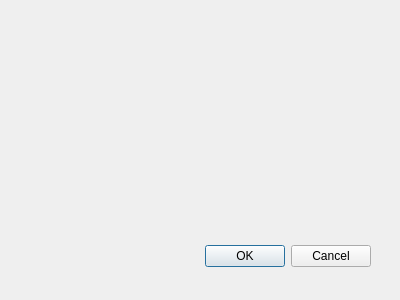
The window that PY/untitled.ui (haoca/test1) describes before a commit, drawn with Qt 5.
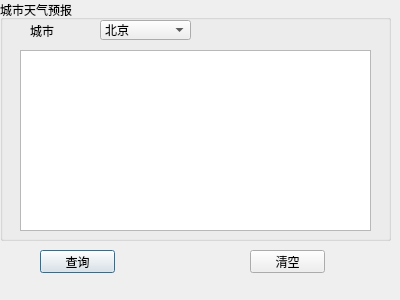
The same window after the commit.

Patch:
```diff
--- a/PY/untitled.ui
+++ b/PY/untitled.ui
@@ -13,20 +13,103 @@
   <property name="windowTitle">
    <string>Dialog</string>
   </property>
-  <widget class="QDialogButtonBox" name="buttonBox">
+  <widget class="QGroupBox" name="groupBox">
    <property name="geometry">
     <rect>
-     <x>30</x>
-     <y>240</y>
-     <width>341</width>
-     <height>32</height>
+     <x>0</x>
+     <y>0</y>
+     <width>391</width>
+     <height>241</height>
     </rect>
    </property>
-   <property name="orientation">
-    <enum>Qt::Horizontal</enum>
+   <property name="title">
+    <string>城市天气预报</string>
    </property>
-   <property name="standardButtons">
-    <set>QDialogButtonBox::Cancel|QDialogButtonBox::Ok</set>
+   <widget class="QTextEdit" name="textEdit">
+    <property name="geometry">
+     <rect>
+      <x>20</x>
+      <y>50</y>
+      <width>351</width>
+      <height>181</height>
+     </rect>
+    </property>
+   </widget>
+   <widget class="QComboBox" name="comboBox">
+    <property name="geometry">
+     <rect>
+      <x>100</x>
+      <y>20</y>
+      <width>91</width>
+      <height>20</height>
+     </rect>
+    </property>
+    <item>
+     <property name="text">
+      <string>北京</string>
+     </property>
+    </item>
+    <item>
+     <property name="text">
+      <string>上海</string>
+     </property>
+    </item>
+    <item>
+     <property name="text">
+      <string>天津</string>
+     </property>
+    </item>
+   </widget>
+   <widget class="QLabel" name="label">
+    <property name="geometry">
+     <rect>
+      <x>30</x>
+      <y>20</y>
+      <width>61</width>
+      <height>21</height>
+     </rect>
+    </property>
+    <property name="text">
+     <string>城市</string>
+    </property>
+   </widget>
+  </widget>
+  <widget class="QPushButton" name="queryBtn">
+   <property name="geometry">
+    <rect>
+     <x>40</x>
+     <y>250</y>
+     <width>75</width>
+     <height>23</height>
+    </rect>
+   </property>
+   <property name="maximumSize">
+    <size>
+     <width>75</width>
+     <height>16777215</height>
+    </size>
+   </property>
+   <property name="text">
+    <string>查询</string>
+   </property>
+  </widget>
+  <widget class="QPushButton" name="clearBtn">
+   <property name="geometry">
+    <rect>
+     <x>250</x>
+     <y>250</y>
+     <width>75</width>
+     <height>23</height>
+    </rect>
+   </property>
+   <property name="maximumSize">
+    <size>
+     <width>75</width>
+     <height>16777215</height>
+    </size>
+   </property>
+   <property name="text">
+    <string>清空</string>
    </property>
   </widget>
  </widget>
```
Left out of the diff: 26 changed lines with no effect on the pictures.
